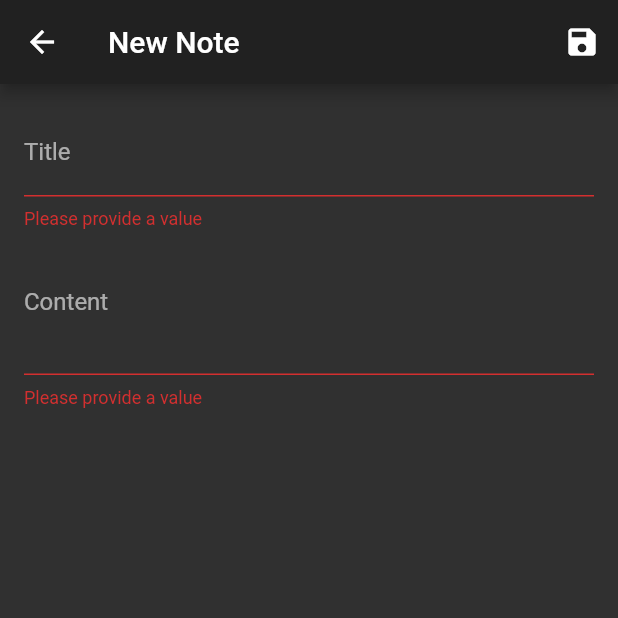
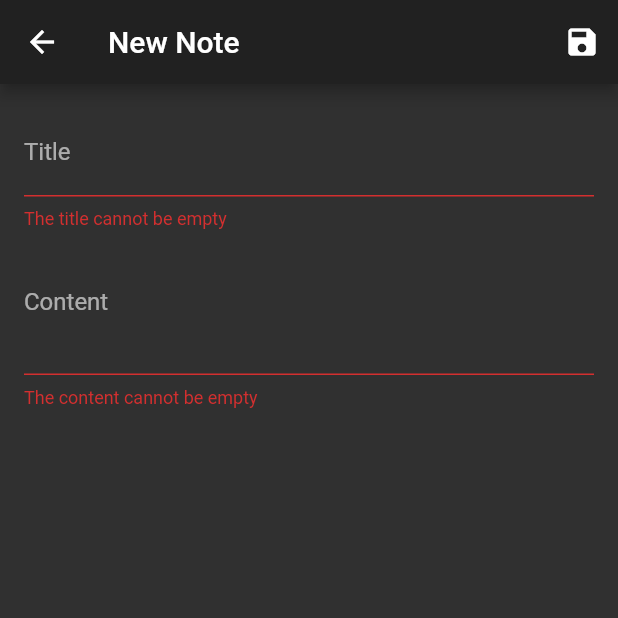
Before and after one commit to rijalanupraj/omit, a Flutter app: the AddNewNoteScreen screen opened by its route, after a tap on the "save" icon, on a phone screen of 412 x 824 dp, the top half of it. Run offline on Flutter 3.47's test engine with Material 2 defaults, Android fonts, the phone set to English and light mode, and no system bars.

```diff
--- a/lib/screens/add_new_note_screen.dart
+++ b/lib/screens/add_new_note_screen.dart
@@ -31,9 +31,32 @@ class _AddNewNoteScreenState extends State<AddNewNoteScreen> {
     Navigator.of(context).pop();
   }
 
+  Future<bool> _onWillPop() async {
+    return (await showDialog(
+          context: context,
+          builder: (context) => new AlertDialog(
+            title: new Text('Are you sure?'),
+            content: new Text('Your changes made won\'t be save.'),
+            actions: <Widget>[
+              new FlatButton(
+                onPressed: () => Navigator.of(context).pop(false),
+                child: new Text('No'),
+              ),
+              new FlatButton(
+                onPressed: () => Navigator.of(context).pop(true),
+                child: new Text('Yes'),
+              ),
+            ],
+          ),
+        )) ??
+        false;
+  }
+
   @override
   Widget build(BuildContext context) {
-    return Scaffold(
+    return WillPopScope(
+      onWillPop: _onWillPop,
+      child: Scaffold(
         appBar: AppBar(
           title: Text('New Note'),
           actions: [
@@ -56,7 +79,10 @@ class _AddNewNoteScreenState extends State<AddNewNoteScreen> {
                   textInputAction: TextInputAction.next,
                   validator: (value) {
                     if (value.isEmpty) {
-                    return 'Please provide a value';
+                      return 'The title cannot be empty';
+                    }
+                    if (value.length > 50) {
+                      return 'The Character count must be less than 50';
                     }
                     return null;
                   },
@@ -78,7 +104,7 @@ class _AddNewNoteScreenState extends State<AddNewNoteScreen> {
                   maxLines: 15,
                   validator: (value) {
                     if (value.isEmpty) {
-                    return 'Please provide a value';
+                      return 'The content cannot be empty';
                     }
 
                     return null;
@@ -96,6 +122,7 @@ class _AddNewNoteScreenState extends State<AddNewNoteScreen> {
             ),
           ),
         ),
+      ),
     );
   }
 }
```
Lines whose indentation alone changed are shown as unchanged.
